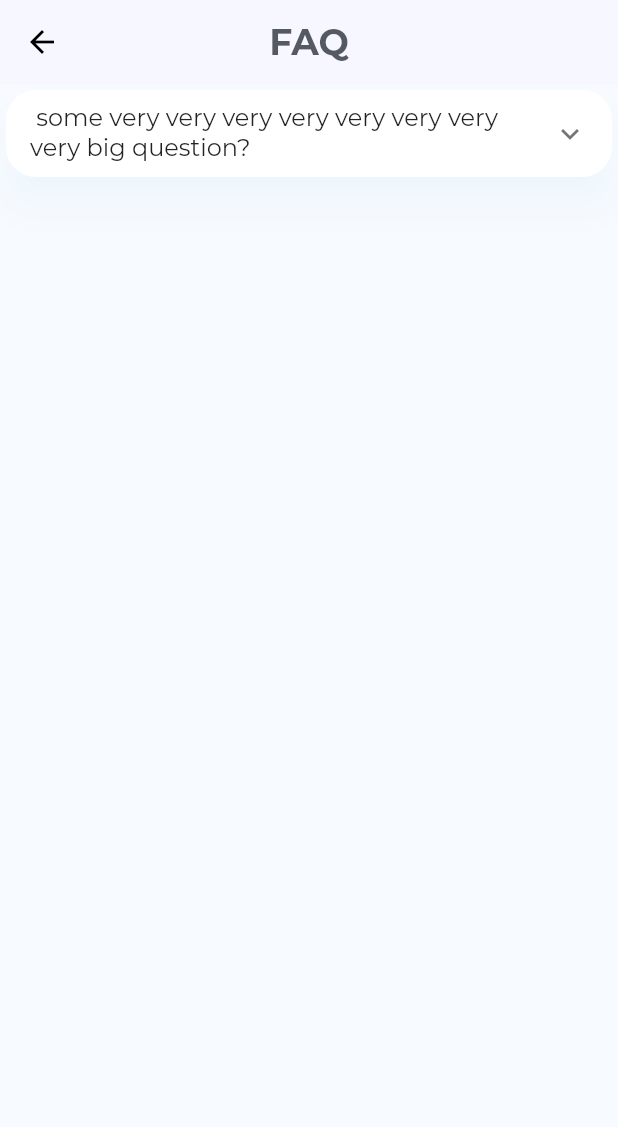
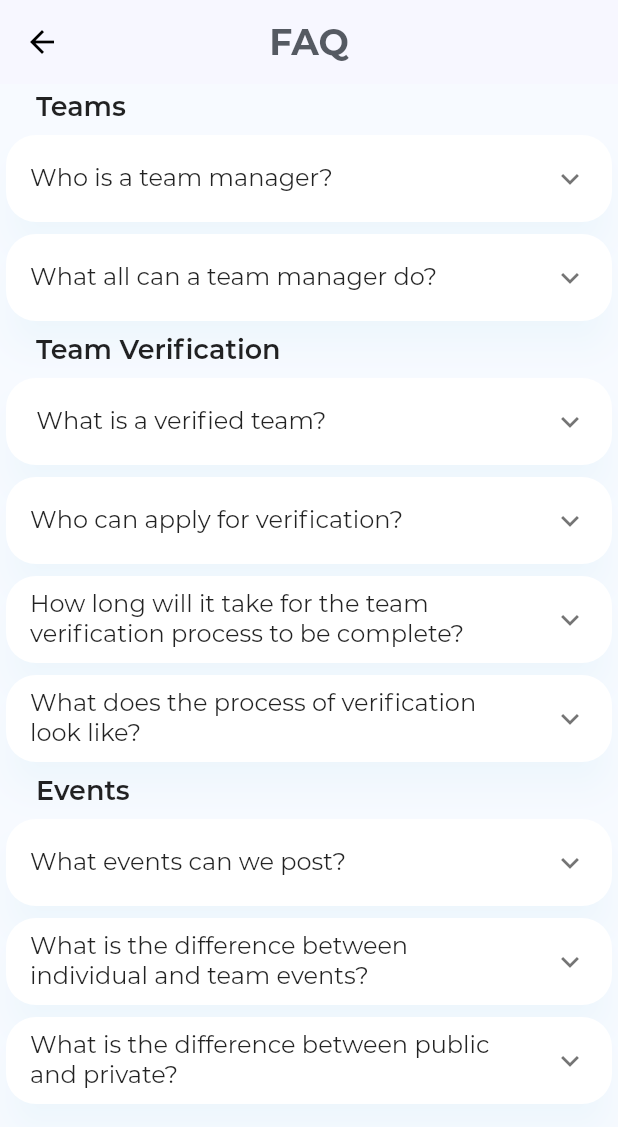
Before and after one commit to Runbhumi/Runbhumi, a Flutter app: the Faq screen opened directly, on a phone screen of 412 x 824 dp. Shown: the top 1127 px of the screen. Run offline on Flutter 3.47's test engine with Material 2 defaults, Android fonts, the phone set to English and light mode, and no system bars; our stand-ins replace bubble_tab_indicator, cloud_firestore, datetime_picker_formfield, firebase_auth, firebase_core, firebase_messaging and 7 more; accounts and stored records are empty; project files that could hold a hidden picture were left out.

Commit message:
FAQs added

```diff
--- a/lib/view/profile/drawer/faq.dart
+++ b/lib/view/profile/drawer/faq.dart
@@ -11,14 +11,140 @@ class Faq extends StatelessWidget {
       ),
       body: ListView(
         children: [
+          Padding(
+            padding:
+                const EdgeInsets.symmetric(horizontal: 24.0, vertical: 4.0),
+            child: Text(
+              'Teams',
+              style: TextStyle(
+                fontSize: 18,
+                fontWeight: FontWeight.w600,
+              ),
+            ),
+          ),
+          Card(
+            child: ExpansionTile(
+              title: Text("Who is a team manager?"),
+              children: [
+                ListTile(
+                  title: Text(
+                      "The person who creates a team is initially the captain and the manager of the team. A team manager represents the team in events and challenge matches as he is only one who gets attend to the events and team challenge chatrooms. The managers are expected to communicate with each other and then pass the information to their respective teams."),
+                ),
+              ],
+            ),
+          ),
+          Card(
+            child: ExpansionTile(
+              title: Text("What all can a team manager do?"),
+              children: [
+                ListTile(
+                  title: Text(
+                      "A team manager can transfer captainship. They can apply for team to be verified. They can challenge other teams with their team. Since they are the only people who get added to the event and challenge chatrooms they are referred to as point of contact.  We recommend user to manage only one team for each sport to avoid confusion."),
+                ),
+              ],
+            ),
+          ),
+          Padding(
+            padding:
+                const EdgeInsets.symmetric(horizontal: 24.0, vertical: 4.0),
+            child: Text(
+              'Team Verification',
+              style: TextStyle(
+                fontSize: 18,
+                fontWeight: FontWeight.w600,
+              ),
+            ),
+          ),
+          Card(
+            child: ExpansionTile(
+              title: Text(" What is a verified team?"),
+              children: [
+                ListTile(
+                  title: Text(
+                      "A verified team represents a team which had been playing the sport promisingly for a good amount of time or for an institution. They consist of well recognized players such as district level and beyond and are actively looking for challenges."),
+                ),
+              ],
+            ),
+          ),
+          Card(
+            child: ExpansionTile(
+              title: Text("Who can apply for verification?"),
+              children: [
+                ListTile(
+                  title: Text(
+                      "Only the team Manager can apply for his/her team's verification. "),
+                ),
+              ],
+            ),
+          ),
           Card(
             child: ExpansionTile(
               title: Text(
-                  " some very very very very very very very very big question?"),
+                  "How long will it take for the team verification process to be complete?"),
               children: [
                 ListTile(
                   title: Text(
-                      " some very very very very very very very very big answer"),
+                      "We may take around 1-2 weeks to verify a valid team. Usually it is done faster, but the time might vary on other circumstances. For the status of your application please write to us on our website."),
+                ),
+              ],
+            ),
+          ),
+          Card(
+            child: ExpansionTile(
+              title: Text("What does the process of verification look like?"),
+              children: [
+                ListTile(
+                  title: Text(
+                      "After the submitting a verification application, our team will be in contact with the team manager via email. We may ask the team manager to show proof of some requirements such as certificates and frequency of playing match and then verify a team if they our conditions."),
+                ),
+              ],
+            ),
+          ),
+          Padding(
+            padding:
+                const EdgeInsets.symmetric(horizontal: 24.0, vertical: 4.0),
+            child: Text(
+              'Events',
+              style: TextStyle(
+                fontSize: 18,
+                fontWeight: FontWeight.w600,
+              ),
+            ),
+          ),
+          Card(
+            child: ExpansionTile(
+              title: Text("What events can we post?"),
+              children: [
+                ListTile(
+                  title: Text(
+                      "You can post events ranging from searching for a team to play with to hosting a tournament."),
+                ),
+              ],
+            ),
+          ),
+          Card(
+            child: ExpansionTile(
+              title: Text(
+                  "What is the difference between individual and team events?"),
+              children: [
+                ListTile(
+                  title: Text(
+                      "Individual events are the events where you are inviting individuals to join. The event chat room will consist of individual players who joined and the event organizer." +
+                          '\n' +
+                          "Team events are for teams alone. Only managers with teams of the same sport can register their teams for the event. The event chatroom consist of all the teams managers and the event organizer."),
+                ),
+              ],
+            ),
+          ),
+          Card(
+            child: ExpansionTile(
+              title: Text("What is the difference between public and private?"),
+              children: [
+                ListTile(
+                  title: Text(
+                      "Public events work on first come first serve basis since there is no step of verification. All the people who register are directly added to the event chatroom." +
+                          "\n" +
+                          "Private events trigger notifications to the creator, on which the creator can chose if they want to let the person into their event or not."),
                 ),
               ],
             ),
```
